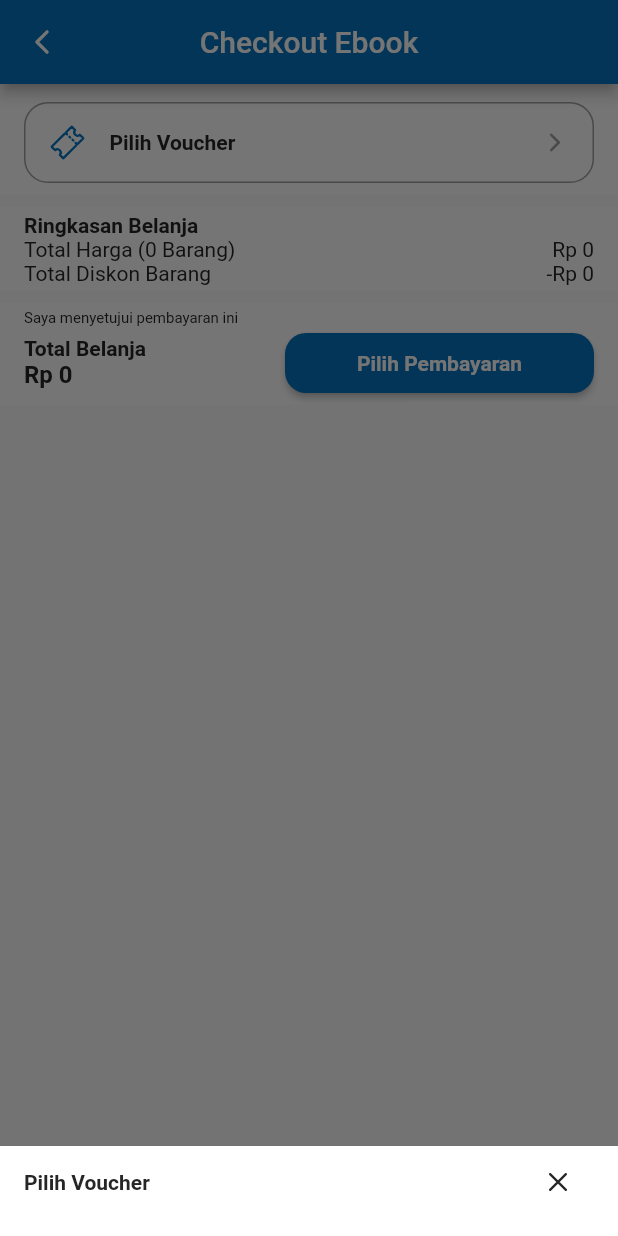
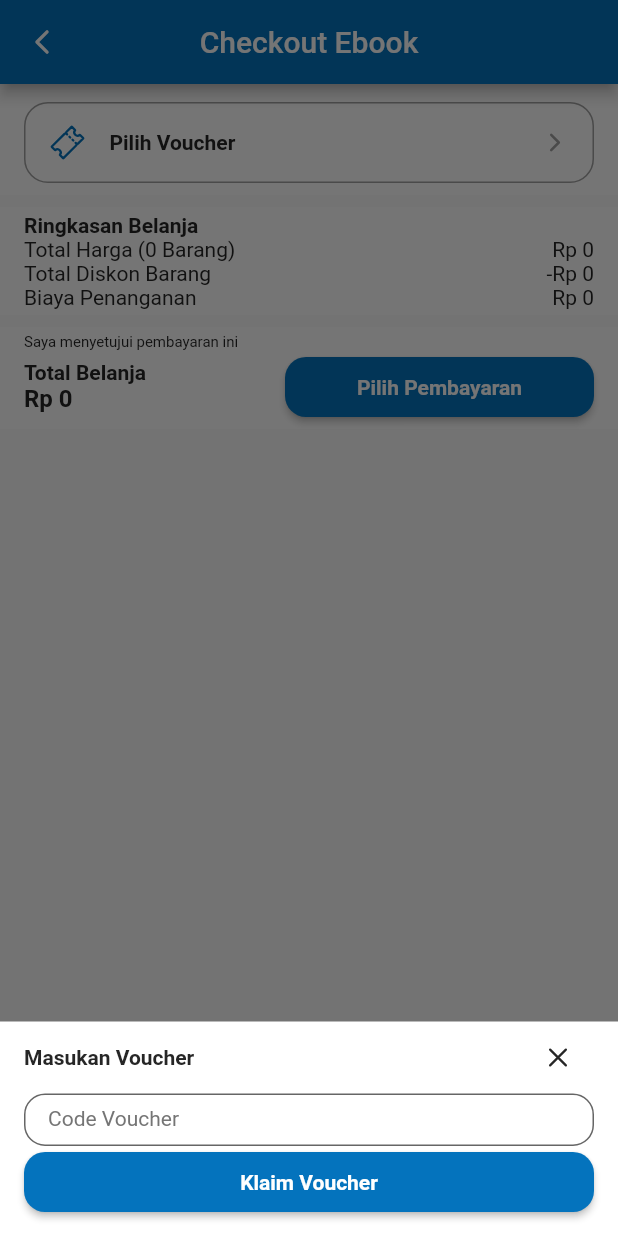
Before and after one commit to muyufar/AndiMobilePublisher, a Flutter app: the CheckoutEbookScreen screen opened directly with empty values, after a tap on "Pilih Voucher", on a phone screen of 412 x 824 dp. Run offline on Flutter 3.47's test engine with Material 2 defaults, Android fonts, the phone set to English and light mode, and no system bars; our stand-ins replace badges, cached_network_image, carousel_slider, connectivity_plus, get, get_storage and 4 more; missing offline and left inert: flutter_inappwebview; accounts and stored records are empty; network calls fail; statements that could not run were skipped.

Commit message:
buat voucher senin

```diff
--- a/lib/app/data/models/data_ebook_checkout_model.dart
+++ b/lib/app/data/models/data_ebook_checkout_model.dart
@@ -1,6 +1,6 @@
 class DataEbookCheckoutModel {
   final User user;
-  final Voucher voucher;
+  final VoucherEbook voucher;
   final List<DataEbookCheckoutMolde> dataEbookCheckout;
 
   DataEbookCheckoutModel({
@@ -12,7 +12,7 @@ class DataEbookCheckoutModel {
   factory DataEbookCheckoutModel.fromJson(Map<String, dynamic> json) =>
       DataEbookCheckoutModel(
         user: User.fromJson(json['user']),
-        voucher: Voucher.fromJson(json['voucher']),
+        voucher: VoucherEbook.fromJson(json['voucher']),
         dataEbookCheckout: List<DataEbookCheckoutMolde>.from(
           json['dataCheckout'].map((x) => DataEbookCheckoutMolde.fromJson(x)),
         ),
@@ -81,7 +81,7 @@ class User {
       };
 }
 
-class Voucher {
+class VoucherEbook {
   final bool isVoucher;
   final String name;
   final String code;
@@ -90,7 +90,7 @@ class Voucher {
   final Discount sewa;
   final String end;
 
-  Voucher({
+  VoucherEbook({
     required this.isVoucher,
     required this.name,
     required this.code,
@@ -100,7 +100,7 @@ class Voucher {
     required this.end,
   });
 
-  factory Voucher.fromJson(Map<String, dynamic> json) => Voucher(
+  factory VoucherEbook.fromJson(Map<String, dynamic> json) => VoucherEbook(
         isVoucher: json['isVoucher'],
         name: json['name'],
         code: json['code'],
--- /dev/null
+++ b/lib/app/data/models/voucher_model.dart
@@ -0,0 +1,68 @@
+class Voucher {
+  final String idVoucher;
+  final String idItemVoucher;
+  final String name;
+  // final Discount diskon;
+  // final Discount sewa;
+  final DateInfo date;
+  final String minimumTransaction;
+
+  Voucher({
+    required this.idVoucher,
+    required this.idItemVoucher,
+    required this.name,
+    // required this.diskon,
+    // required this.sewa,
+    required this.date,
+    required this.minimumTransaction,
+  });
+
+  factory Voucher.fromJson(Map<String, dynamic> json) {
+    return Voucher(
+      idVoucher: json['idVoucher'],
+      idItemVoucher: json['idItemVoucher'],
+      name: json['name'],
+      // diskon: Discount.fromJson(json['diskon']),
+      // sewa: Discount.fromJson(json['sewa']),
+      date: DateInfo.fromJson(json['date']),
+      minimumTransaction: json['minimum_transaction'],
+    );
+  }
+}
+
+// // class Discount {
+//   final int persen;
+//   final int nominal;
+
+//   Discount({
+//     required this.persen,
+//     required this.nominal,
+//   });
+
+//   factory Discount.fromJson(Map<String, dynamic> json) {
+//     return Discount(
+//       persen: json['persen'],
+//       nominal: json['nominal'],
+//     );
+//   }
+// }
+
+class DateInfo {
+  final String start;
+  final String end;
+  final String now;
+
+  DateInfo({
+    required this.start,
+    required this.end,
+    required this.now,
+  });
+
+  factory DateInfo.fromJson(Map<String, dynamic> json) {
+    return DateInfo(
+      start: json['start'],
+      end: json['end'],
+      now: json['now'],
+    );
+  }
+}
--- a/lib/app/data/services/transaction_ebook_service.dart
+++ b/lib/app/data/services/transaction_ebook_service.dart
@@ -3,6 +3,7 @@ import 'package:andipublisher/app/data/models/data_ebook_checkout_model.dart';
 import 'package:andipublisher/app/data/models/detail_history_transaction_model.dart';
 import 'package:andipublisher/app/data/models/list_history_transaction_model.dart';
 import 'package:andipublisher/app/data/models/payment_ebook_model.dart';
+import 'package:andipublisher/app/data/models/voucher_model.dart'; // Import model voucher
 import 'package:andipublisher/app/data/services/main_service.dart';
 
 class TransactionEbookService {
@@ -25,15 +26,22 @@ class TransactionEbookService {
   static Future<PaymentEbookModel> postPayment({
     required bool usePoinUser,
     required bool isVoucher,
-    required List<DataEbookCheckoutMolde>
-        dataEbookCheckout, // Perubahan di sini
+    required List<DataEbookCheckoutMolde> dataEbookCheckout,
+    required DataEbookCheckoutModel ebookCheckoutModel, // Tambahkan ini
   }) async {
+    // Dapatkan idUser dari eBook checkout
+    final String idUser = ebookCheckoutModel.user.idUser;
+
+    // Dapatkan idEbook dari eBook checkout
+    final String idEbook =
+        ebookCheckoutModel.dataEbookCheckout[0].products[0].idProduct;
+
     DataEbookCheckoutModel body = DataEbookCheckoutModel(
       user: User(
-          idUser: MainService().utilsController.userModel.idUser,
+        idUser: idUser,
         usePoinUser: usePoinUser,
       ),
-        voucher: Voucher(
+      voucher: VoucherEbook(
         isVoucher: isVoucher,
         name: "Masukan Kode Voucher",
         code: "########",
@@ -42,7 +50,8 @@ class TransactionEbookService {
         sewa: Discount(harga: 0, persen: 0),
         end: "2023-09-30 11:52:00",
       ),
-        dataEbookCheckout: dataEbookCheckout);
+      dataEbookCheckout: dataEbookCheckout,
+    );
 
     final result = await MainService()
         .postAPIBodyRaw(url: 'Transaction/transaction', body: body.toJson());
--- /dev/null
+++ b/lib/app/data/services/voucher_service.dart
@@ -0,0 +1,18 @@
+import 'dart:convert';
+import 'package:andipublisher/app/data/services/main_service.dart';
+import 'package:andipublisher/app/data/models/voucher_model.dart';
+
+class VoucherService {
+  static Future<Voucher?> claimVoucher(
+      String code, int idEbook, int idUser) async {
+    final result = await MainService()
+        .getAPI(url: 'claim_get?code=$code&idEbook=$idEbook&idUser=$idUser');
+
+    if (result.statusCode == 200) {
+      final Map<String, dynamic> data = json.decode(result.body);
+      return Voucher.fromJson(data);
+    } else {
+      return null;
+    }
+  }
+}
--- a/lib/extensions/int_extension.dart
+++ b/lib/extensions/int_extension.dart
@@ -22,7 +22,7 @@ import 'package:intl/intl.dart';
 ///
 /// This code will create an integer representing the price of 10000. Then, the extension method `parceRp` will be used to format the integer to Indonesian Rupiah. The resulting string will be stored in the variable `formattedPrice`.
 
-extension ExtensionString on int {
+extension ExtensionString on num {
   String parceRp() {
     NumberFormat currencyFormatter = NumberFormat.currency(
       locale: 'id',
--- a/lib/presentation/checkout_ebook/checkout_ebook.screen.dart
+++ b/lib/presentation/checkout_ebook/checkout_ebook.screen.dart
@@ -1,10 +1,14 @@
 import 'package:andipublisher/app/data/models/checkout_ebook_model.dart';
+import 'package:andipublisher/app/data/models/data_ebook_checkout_model.dart';
+import 'package:andipublisher/app/data/models/voucher_model.dart';
 import 'package:andipublisher/app/views/views/image_network_view.dart';
 import 'package:andipublisher/extensions/int_extension.dart';
 import 'package:andipublisher/infrastructure/theme/theme_utils.dart';
+import 'package:andipublisher/presentation/voucher_screen.dart';
 import 'package:flutter/material.dart';
 import 'package:get/get.dart';
 import 'package:ionicons/ionicons.dart';
+import 'package:andipublisher/app/data/services/voucher_service.dart';
 import 'package:andipublisher/presentation/checkout_ebook/controllers/checkout_ebook.controller.dart';
 
 class CheckoutEbookScreen extends GetView<CheckoutEbookController> {
@@ -138,14 +142,14 @@ class CheckoutEbookScreen extends GetView<CheckoutEbookController> {
             //     Text('-${controller.diskonOngkoskirim.value.parceRp()}')
             //   ],
             // ),
-            // Row(
-            //   mainAxisAlignment: MainAxisAlignment.spaceBetween,
-            //   children: [
-            //     const Text('Biaya Penanganan'),
-            //     Text(controller.checkoutModel.dataProfile.biayaPenanganan
-            //         .parceRp())
-            //   ],
-            // ),
+            Row(
+              mainAxisAlignment: MainAxisAlignment.spaceBetween,
+              children: [
+                const Text('Biaya Penanganan'),
+                Text(controller.checkoutEbookModel.dataProfile.biayaPenanganan
+                    .parceRp())
+              ],
+            ),
           ],
         ),
       ),
@@ -339,10 +343,8 @@ class CheckoutEbookScreen extends GetView<CheckoutEbookController> {
           //       )),
           // ),
           //subtotal
-          Obx(
-            () => ExpansionTile(
-              childrenPadding:
-                  EdgeInsets.symmetric(horizontal: marginHorizontal),
+          ExpansionTile(
+            childrenPadding: EdgeInsets.symmetric(horizontal: marginHorizontal),
             expandedAlignment: Alignment.topLeft,
             expandedCrossAxisAlignment: CrossAxisAlignment.start,
             title: Row(
@@ -377,7 +379,6 @@ class CheckoutEbookScreen extends GetView<CheckoutEbookController> {
               // ),
             ],
           ),
-          )
         ],
       ),
     );
@@ -468,11 +469,43 @@ class CheckoutEbookScreen extends GetView<CheckoutEbookController> {
   // }
 
   Container _bottomSheetVoucher() {
+    final TextEditingController codeController = TextEditingController();
+
+    void fetchVoucherData() async {
+      final String code = codeController.text;
+
+      // Dapatkan idEbook dan idUser dari data eBook checkout
+      final CheckoutEbookModel dataEbookCheckoutModel =
+          Get.arguments as CheckoutEbookModel;
+
+      final int idEbook = int.tryParse(
+              dataEbookCheckoutModel.dataEbookCheckout[0].items[0].idBarang) ??
+          0;
+
+      final DataEbookCheckoutModel dataEbookCheckoutMode =
+          Get.arguments as DataEbookCheckoutModel;
+      final int idUser = int.tryParse(dataEbookCheckoutMode.user.idUser) ?? 0;
+
+      final Voucher? result =
+          await VoucherService.claimVoucher(code, idEbook, idUser);
+
+      if (result != false) {
+        // Tampilkan pesan berhasil atau aksi lainnya sesuai kebutuhan
+        print('Voucher berhasil di-klaim!');
+      } else {
+        // Tampilkan pesan gagal atau aksi lainnya sesuai kebutuhan
+        print('Voucher tidak valid.');
+      }
+    }
+
     return Container(
       color: Colors.white,
       margin: const EdgeInsets.only(top: 100),
       padding: EdgeInsets.only(
-          bottom: 12, left: marginHorizontal, right: marginHorizontal),
+        bottom: 12,
+        left: marginHorizontal,
+        right: marginHorizontal,
+      ),
       child: Column(
         crossAxisAlignment: CrossAxisAlignment.stretch,
         mainAxisSize: MainAxisSize.min,
@@ -481,7 +514,7 @@ class CheckoutEbookScreen extends GetView<CheckoutEbookController> {
             mainAxisAlignment: MainAxisAlignment.spaceBetween,
             children: [
               const Text(
-                'Pilih Voucher',
+                'Masukan Voucher',
                 style: TextStyle(fontWeight: FontWeight.bold),
               ),
               IconButton(
@@ -493,9 +526,13 @@ class CheckoutEbookScreen extends GetView<CheckoutEbookController> {
               ),
             ],
           ),
-          ListView(
-            shrinkWrap: true,
-            children: [],
+          TextField(
+            controller: codeController,
+            decoration: InputDecoration(labelText: 'Code Voucher'),
+          ),
+          ElevatedButton(
+            onPressed: fetchVoucherData,
+            child: Text('Klaim Voucher'),
           ),
         ],
       ),
--- a/lib/presentation/checkout_ebook/controllers/checkout_ebook.controller.dart
+++ b/lib/presentation/checkout_ebook/controllers/checkout_ebook.controller.dart
@@ -9,6 +9,7 @@ class CheckoutEbookController extends GetxController {
   CheckoutEbookModel checkoutEbookModel = Get.arguments;
   RxInt hargaTotalProduct = 0.obs;
   RxInt diskonTotalProduct = 0.obs;
+  RxList<int> totalDiscount = <int>[].obs;
   RxList<int> priceSubTotalItmes = <int>[].obs;
 
   //TODO: Implement CheckoutEbookController
@@ -16,6 +17,8 @@ class CheckoutEbookController extends GetxController {
   final count = 0.obs;
   @override
   void onInit() {
+    setPriceTotalItmes();
+    // calculateTotalDiscount();
     super.onInit();
   }
 
@@ -23,6 +26,8 @@ class CheckoutEbookController extends GetxController {
   void onReady() {
     hargaTotalProduct.value =
         priceSubTotalItmes.reduce((value, element) => value + element);
+    diskonTotalProduct.value =
+        totalDiscount.reduce((value, element) => value + element);
     super.onReady();
   }
 
@@ -40,6 +45,15 @@ class CheckoutEbookController extends GetxController {
     }
   }
 
+  // void calculateTotalDiscount() {
+  //   for (DataEbookCheckout dataEbookCheckout
+  //       in checkoutEbookModel.dataEbookCheckout) {
+  //     for (Item item in dataEbookCheckout.items) {
+  //       totalDiscount.add(item.diskon);
+  //     }
+  //   }
+  // }
+
   Future<void> onTapSelectPayment() async {
     // validator
 
@@ -51,10 +65,10 @@ class CheckoutEbookController extends GetxController {
       products.add(valueProduct);
     }
 
-    DataEbookCheckoutMolde valueDataEbookCheckoutModel =
+    DataEbookCheckoutMolde valueDataEbookCheckoutMolde =
         DataEbookCheckoutMolde(products: products);
 
-    dataEbookCheckout.add(valueDataEbookCheckoutModel);
+    dataEbookCheckout.add(valueDataEbookCheckoutMolde);
 
     PaymentEbookModel result = await TransactionEbookService.postPayment(
         usePoinUser: false,
--- a/lib/presentation/ebook_detail/controllers/ebook_detail.controller.dart
+++ b/lib/presentation/ebook_detail/controllers/ebook_detail.controller.dart
@@ -44,7 +44,7 @@ class EbookDetailController extends GetxController {
   }
 
   Future<void> onTapBuyNow() async {
-    //Get.back();
+    Get.back();
     CheckoutEbookModel checkoutEbookModel =
         await TransactionEbookService.postCheckout(
             tag: 'direck', ids: [ebookMasterDetailModel.value!.idBarang]);
```
Also changed, not shown: lib/app/data/models/checkout_ebook_model.dart (+5 -5 lines), lib/app/views/views/card_ebook_view.dart (+14 -20 lines), lib/presentation/voucher_screen.dart (added, +84 -0 lines). Lines whose indentation alone changed are shown as unchanged.
